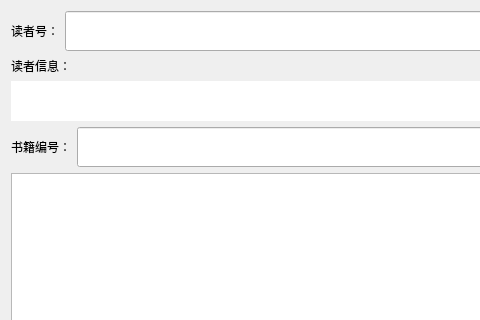
Qt form src/BorrowBookForm.ui (zhiweij1/LibrarySystem) before a commit; both pictures show x 0 to 480 and y 0 to 320 of the 1070 by 820 pixel window.
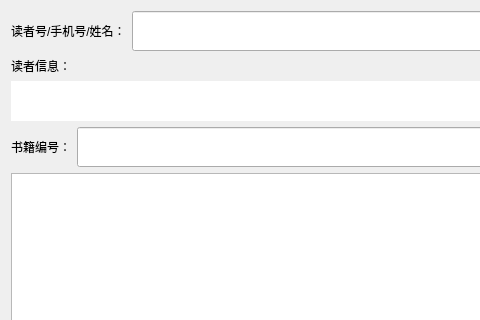
The same form after that commit.

```diff
--- a/src/BorrowBookForm.ui
+++ b/src/BorrowBookForm.ui
@@ -25,7 +25,7 @@
         </size>
        </property>
        <property name="text">
-        <string>读者号：</string>
+        <string>读者号/手机号/姓名：</string>
        </property>
       </widget>
      </item>
```
